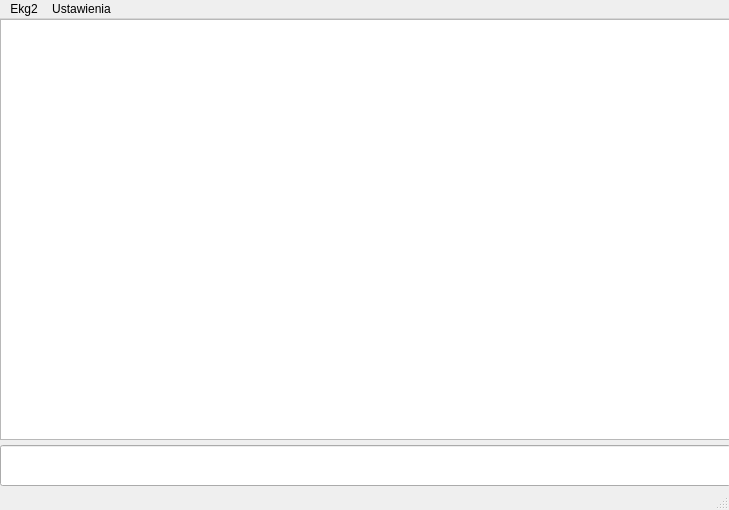
The window that ekg2_qt4.ui (dmilith/ekg2-qt4) describes before a commit, drawn with Qt 5.
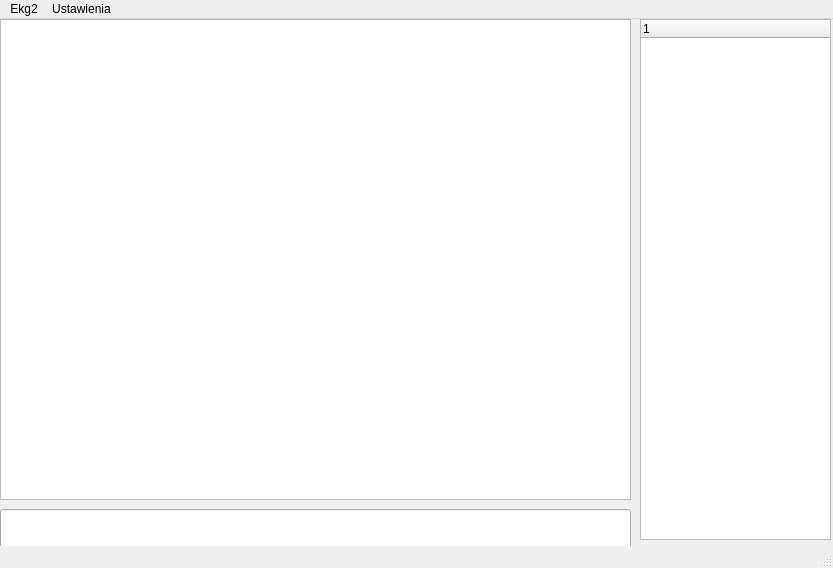
The same window after the commit.

Commit message: Working main window in Qt plugin. No more SEGVs ^^

```diff
--- a/ekg2_qt4.ui
+++ b/ekg2_qt4.ui
@@ -5,8 +5,8 @@
    <rect>
     <x>0</x>
     <y>0</y>
-    <width>729</width>
-    <height>510</height>
+    <width>833</width>
+    <height>568</height>
    </rect>
   </property>
   <property name="windowTitle" >
@@ -17,16 +17,16 @@
     <rect>
      <x>0</x>
      <y>25</y>
-     <width>729</width>
-     <height>463</height>
+     <width>833</width>
+     <height>521</height>
     </rect>
    </property>
    <widget class="QLineEdit" name="lineEdit" >
     <property name="geometry" >
      <rect>
       <x>0</x>
-      <y>426</y>
-      <width>731</width>
+      <y>490</y>
+      <width>631</width>
       <height>41</height>
      </rect>
     </property>
@@ -36,18 +36,46 @@
      <rect>
       <x>0</x>
       <y>0</y>
-      <width>731</width>
-      <height>421</height>
+      <width>631</width>
+      <height>481</height>
      </rect>
     </property>
    </widget>
+   <widget class="QTreeWidget" name="treeWidget" >
+    <property name="geometry" >
+     <rect>
+      <x>640</x>
+      <y>0</y>
+      <width>191</width>
+      <height>521</height>
+     </rect>
+    </property>
+    <property name="sizePolicy" >
+     <sizepolicy vsizetype="Maximum" hsizetype="Maximum" >
+      <horstretch>0</horstretch>
+      <verstretch>0</verstretch>
+     </sizepolicy>
+    </property>
+    <property name="acceptDrops" >
+     <bool>true</bool>
+    </property>
+    <property name="locale" >
+     <locale country="Poland" language="Polish" />
+    </property>
+    <property name="selectionBehavior" >
+     <enum>QAbstractItemView::SelectItems</enum>
+    </property>
+    <property name="animated" >
+     <bool>true</bool>
+    </property>
+   </widget>
   </widget>
   <widget class="QMenuBar" name="menubar" >
    <property name="geometry" >
     <rect>
      <x>0</x>
      <y>0</y>
-     <width>729</width>
+     <width>833</width>
      <height>25</height>
     </rect>
    </property>
@@ -73,8 +101,8 @@
    <property name="geometry" >
     <rect>
      <x>0</x>
-     <y>488</y>
-     <width>729</width>
+     <y>546</y>
+     <width>833</width>
      <height>22</height>
     </rect>
    </property>
```
Left out of the diff: 6 changed lines with no effect on the pictures. The commit also changes 4 other files.
